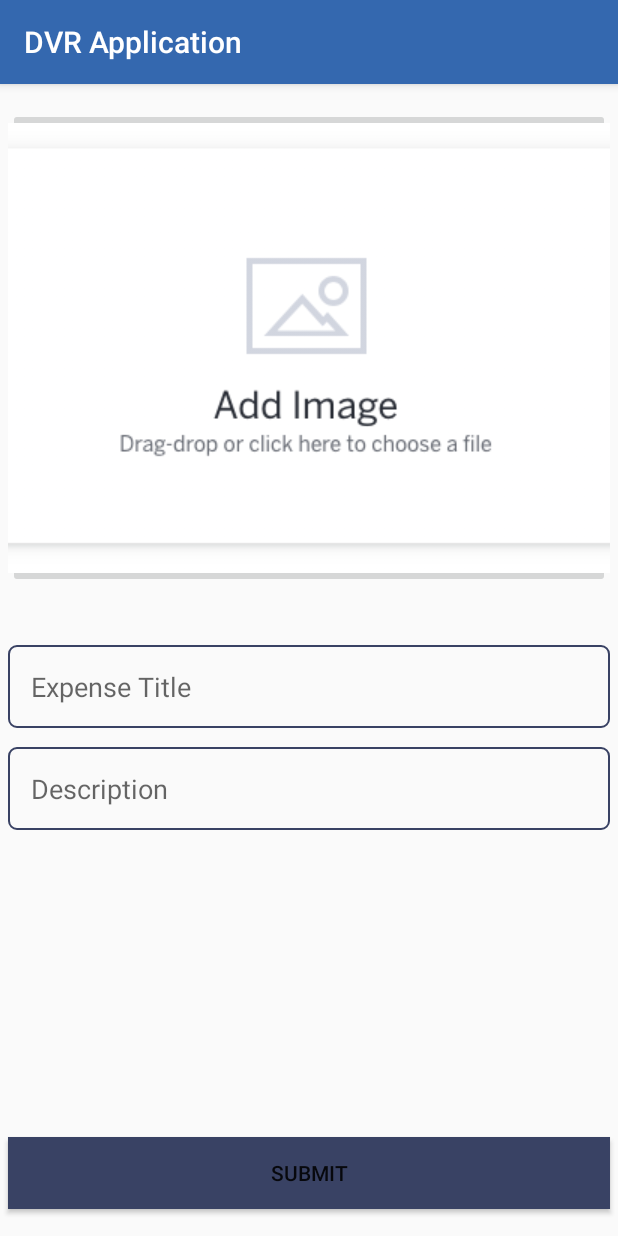
After one commit to nehakale1403/Daily_Visit_Report_Application, an Android app: the add_expense screen opened directly, with no data from a screen before it, on a phone screen of 412 x 824 dp. The commit adds this screen. Run offline under Robolectric (Android 15) with nearby library versions, the phone set to English and light mode, and no system bars.

Commit message:
worked on expenses and bills functionality

```diff
--- a/app/src/main/AndroidManifest.xml
+++ b/app/src/main/AndroidManifest.xml
@@ -2,7 +2,7 @@
 <manifest xmlns:android="http://schemas.android.com/apk/res/android"
     package="com.gsix.dvr_application">
 
-    <uses-permission android:name="android.permission.INTERNET"/>
+    <uses-permission android:name="android.permission.INTERNET" />
 
     <application
         android:allowBackup="true"
@@ -11,7 +11,8 @@
         android:roundIcon="@mipmap/ic_launcher_round"
         android:supportsRtl="true"
         android:theme="@style/AppTheme">
-        <activity android:name=".PerformanceActivity"></activity>
+        <activity android:name=".add_expense"></activity>
+        <activity android:name=".PerformanceActivity" />
         <activity android:name=".Login_Page">
             <intent-filter>
                 <action android:name="android.intent.action.MAIN" />
@@ -25,9 +26,7 @@
         <activity
             android:name=".MainActivity"
             android:label="@string/app_name"
-            android:theme="@style/AppTheme.NoActionBar">
-
-        </activity>
+            android:theme="@style/AppTheme.NoActionBar"></activity>
     </application>
 
 </manifest>
--- /dev/null
+++ b/app/src/main/java/com/gsix/dvr_application/Data/ExpenseRecyclerAdapter.java
@@ -0,0 +1,4 @@
+package com.gsix.dvr_application.Data;
+
+public class ExpenseRecyclerAdapter {
+}
--- a/app/src/main/java/com/gsix/dvr_application/ExpensesAndBillsActivity.java
+++ b/app/src/main/java/com/gsix/dvr_application/ExpensesAndBillsActivity.java
@@ -1,28 +1,48 @@
 package com.gsix.dvr_application;
 
+import androidx.annotation.NonNull;
 import androidx.appcompat.app.AppCompatActivity;
+import androidx.recyclerview.widget.RecyclerView;
 
 import android.os.Bundle;
 import android.widget.ListView;
 import android.widget.TextView;
 
+import com.google.firebase.auth.FirebaseAuth;
+import com.google.firebase.auth.FirebaseUser;
+
 import java.util.List;
 
 public class ExpensesAndBillsActivity extends AppCompatActivity {
 
+    private FirebaseAuth mAuth;
+    private FirebaseAuth.AuthStateListener mAuthListener;
+    private FirebaseUser mUser;
+
     private TextView total_expenditure, total_count;
-    private ListView listView;
+    private RecyclerView recyclerView;
 
     @Override
     protected void onCreate(Bundle savedInstanceState) {
         super.onCreate(savedInstanceState);
         setContentView(R.layout.activity_expenses_and_bills);
 
-        listView =(ListView) findViewById(R.id.id_list_view_expenses);
+        recyclerView =(RecyclerView) findViewById(R.id.id_recycler_view_expenses);
         total_expenditure = (TextView) findViewById(R.id.id_total_expenses);
         total_count = (TextView) findViewById(R.id.id_total_count);
 
         refreshData();
+
+        mAuth = FirebaseAuth.getInstance();
+
+        mAuthListener = new FirebaseAuth.AuthStateListener() {
+            @Override
+            public void onAuthStateChanged(@NonNull FirebaseAuth firebaseAuth) {
+
+                mUser = firebaseAuth.getCurrentUser();
+
+            }
+        };
 
     }
 
--- /dev/null
+++ b/app/src/main/java/com/gsix/dvr_application/add_expense.java
@@ -0,0 +1,14 @@
+package com.gsix.dvr_application;
+
+import androidx.appcompat.app.AppCompatActivity;
+
+import android.os.Bundle;
+
+public class add_expense extends AppCompatActivity {
+
+    @Override
+    protected void onCreate(Bundle savedInstanceState) {
+        super.onCreate(savedInstanceState);
+        setContentView(R.layout.activity_add_expense);
+    }
+}
--- /dev/null
+++ b/app/src/main/res/drawable/input_outline.xml
@@ -0,0 +1,8 @@
+<?xml version="1.0" encoding="utf-8"?>
+<shape xmlns:android="http://schemas.android.com/apk/res/android">
+
+    <stroke android:color="@color/colorGray"
+        android:width="1dp"/>
+
+    <corners android:radius="5dp"/>
+</shape>
--- /dev/null
+++ b/app/src/main/res/layout/activity_add_expense.xml
@@ -0,0 +1,73 @@
+<?xml version="1.0" encoding="utf-8"?>
+<androidx.constraintlayout.widget.ConstraintLayout xmlns:android="http://schemas.android.com/apk/res/android"
+    xmlns:app="http://schemas.android.com/apk/res-auto"
+    xmlns:tools="http://schemas.android.com/tools"
+    android:layout_width="match_parent"
+    android:layout_height="match_parent"
+    tools:context=".add_expense">
+
+    <ImageButton
+        android:id="@+id/add_image_btn_id"
+        android:layout_width="match_parent"
+        android:layout_height="wrap_content"
+        android:layout_marginRight="5dp"
+        android:layout_marginLeft="5dp"
+        app:layout_constraintBottom_toBottomOf="parent"
+        app:layout_constraintEnd_toEndOf="parent"
+        app:layout_constraintStart_toStartOf="parent"
+        app:layout_constraintTop_toTopOf="parent"
+        app:layout_constraintVertical_bias="0.035"
+        app:srcCompat="@drawable/click_to_add_img" />
+
+    <EditText
+        android:id="@+id/id_expense_title"
+        android:background="@drawable/input_outline"
+        android:padding="15dp"
+        android:layout_marginRight="5dp"
+        android:layout_marginLeft="5dp"
+        android:layout_width="match_parent"
+        android:layout_height="wrap_content"
+        android:ems="10"
+        android:hint="Expense Title"
+        android:inputType="textPersonName"
+        app:layout_constraintBottom_toBottomOf="parent"
+        app:layout_constraintEnd_toEndOf="parent"
+        app:layout_constraintStart_toStartOf="parent"
+        app:layout_constraintTop_toBottomOf="@+id/add_image_btn_id"
+        app:layout_constraintVertical_bias="0.101" />
+
+    <EditText
+        android:id="@+id/id_expense_description"
+        android:background="@drawable/input_outline"
+        android:padding="15dp"
+        android:layout_marginRight="5dp"
+        android:layout_marginLeft="5dp"
+        android:layout_marginTop="10dp"
+        android:layout_width="match_parent"
+        android:layout_height="wrap_content"
+        android:ems="10"
+        android:hint="Description"
+        android:inputType="textPersonName"
+        app:layout_constraintBottom_toBottomOf="parent"
+        app:layout_constraintEnd_toEndOf="parent"
+        app:layout_constraintHorizontal_bias="1.0"
+        app:layout_constraintStart_toStartOf="parent"
+        app:layout_constraintTop_toBottomOf="@+id/add_image_btn_id"
+        app:layout_constraintVertical_bias="0.262" />
+
+    <Button
+        android:id="@+id/submit_expense_id"
+        android:layout_width="match_parent"
+        android:layout_height="wrap_content"
+        android:layout_marginRight="5dp"
+        android:layout_marginLeft="5dp"
+        android:background="@color/colorGray"
+        android:text="@string/submit"
+        app:layout_constraintBottom_toBottomOf="parent"
+        app:layout_constraintEnd_toEndOf="parent"
+        app:layout_constraintHorizontal_bias="0.0"
+        app:layout_constraintStart_toStartOf="parent"
+        app:layout_constraintTop_toBottomOf="@+id/id_expense_description"
+        app:layout_constraintVertical_bias="0.919" />
+
+</androidx.constraintlayout.widget.ConstraintLayout>
--- a/app/src/main/res/layout/activity_expenses_and_bills.xml
+++ b/app/src/main/res/layout/activity_expenses_and_bills.xml
@@ -55,13 +55,6 @@
         </androidx.cardview.widget.CardView>
 
 
-        <ListView
-            android:id="@+id/id_list_view_expenses"
-            android:layout_width="match_parent"
-            android:layout_height="wrap_content"
-            android:layout_below="@+id/top_card">
-        </ListView>
-
         <com.google.android.material.floatingactionbutton.FloatingActionButton
             android:id="@+id/id_fab_expenses"
             android:layout_width="wrap_content"
@@ -71,6 +64,12 @@
             android:layout_margin="40dp"
             android:src="@drawable/ic_addbutton" />
 
+        <androidx.recyclerview.widget.RecyclerView
+            android:id="@+id/id_recycler_view_expenses"
+            android:layout_width="match_parent"
+            android:layout_height="match_parent"
+            android:layout_below="@id/top_card" />
+
     </RelativeLayout>
 
 
```
Also changed, not shown: app/src/main/res/drawable/click_to_add_img.png (added).
